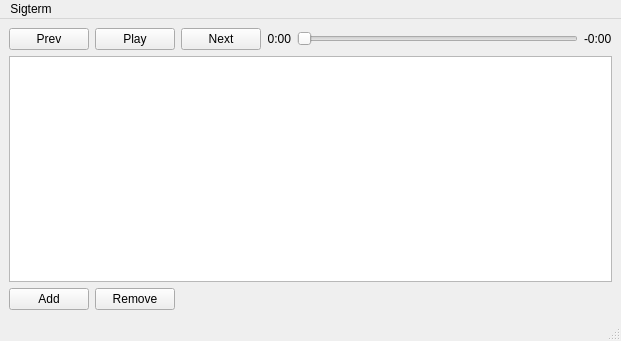
The window that sigterm/src/main/mainwindow.ui (pweiskircher/Sigterm) describes before a commit, drawn with Qt 5.
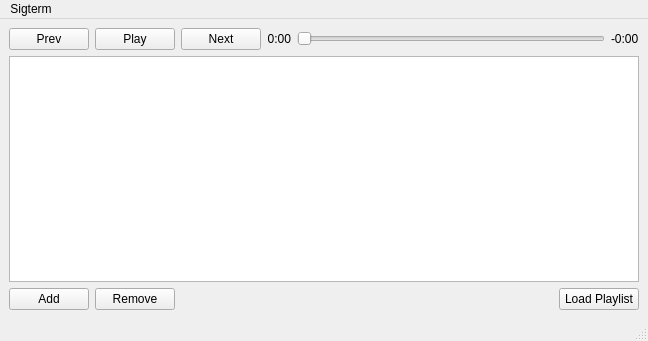
The same window after the commit.

Commit message: add UI for loading m3u playlists

The edit to the form file:
```diff
--- a/sigterm/src/main/mainwindow.ui
+++ b/sigterm/src/main/mainwindow.ui
@@ -8,7 +8,7 @@
    <rect>
     <x>0</x>
     <y>0</y>
-    <width>621</width>
+    <width>648</width>
     <height>341</height>
    </rect>
   </property>
@@ -132,6 +132,13 @@
         </property>
        </spacer>
       </item>
+      <item>
+       <widget class="QPushButton" name="addPlaylistButton" >
+        <property name="text" >
+         <string>Load Playlist</string>
+        </property>
+       </widget>
+      </item>
      </layout>
     </item>
    </layout>
@@ -141,8 +148,8 @@
     <rect>
      <x>0</x>
      <y>0</y>
-     <width>621</width>
-     <height>27</height>
+     <width>648</width>
+     <height>29</height>
     </rect>
    </property>
    <widget class="QMenu" name="menuHuhu" >
@@ -166,7 +173,7 @@
     <rect>
      <x>0</x>
      <y>319</y>
-     <width>621</width>
+     <width>648</width>
      <height>22</height>
     </rect>
    </property>
```
The commit also changes 4 other files.
